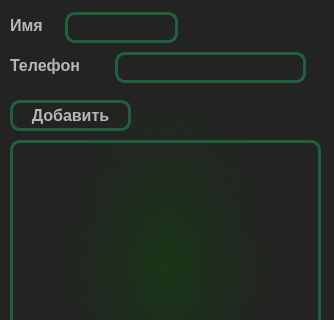
Kimiroshi/Cupol, file MyNotes_dark.ui: the form before one commit; both pictures show x 0 to 334 and y 0 to 320 of the 334 by 535 pixel window.
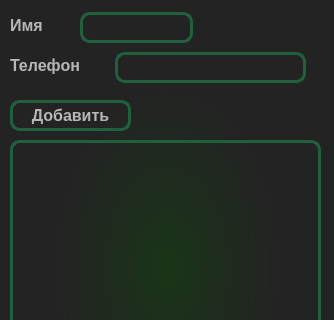
The form after the commit.

```diff
--- a/MyNotes_dark.ui
+++ b/MyNotes_dark.ui
@@ -21,7 +21,7 @@
     <rect>
      <x>10</x>
      <y>10</y>
-     <width>47</width>
+     <width>66</width>
      <height>31</height>
     </rect>
    </property>
@@ -67,7 +67,7 @@
   <widget class="QLineEdit" name="contactName">
    <property name="geometry">
     <rect>
-     <x>65</x>
+     <x>80</x>
      <y>12</y>
      <width>113</width>
      <height>31</height>
```
